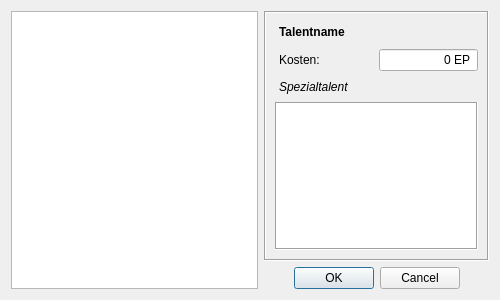
First picture: the form in UI/CharakterTalente.ui, repository Aeolitus/Sephrasto, before the edit.
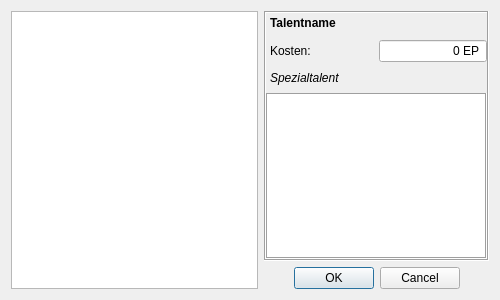
Second picture: the form after the edit.

Commit message: UI: Made convert.bat maintenance-free and replaced hardcodeed path by the prerequisite that python/scripts is in the environment path for pyuic5. UI: Fixed many tabstops. UI: Some files had margins manually removed inside the generated code. Moved it into the ui files.

What changed in the file:
```diff
--- a/UI/CharakterTalente.ui
+++ b/UI/CharakterTalente.ui
@@ -47,6 +47,18 @@
        </rect>
       </property>
       <layout class="QGridLayout" name="gridLayout_2">
+       <property name="leftMargin">
+        <number>0</number>
+       </property>
+       <property name="topMargin">
+        <number>0</number>
+       </property>
+       <property name="rightMargin">
+        <number>0</number>
+       </property>
+       <property name="bottomMargin">
+        <number>0</number>
+       </property>
        <item row="4" column="0" colspan="2">
         <widget class="QPlainTextEdit" name="plainText">
          <property name="frameShape">
```
Left out of the diff: 6 changed lines with no effect on the pictures. The commit also changes 34 other files.
